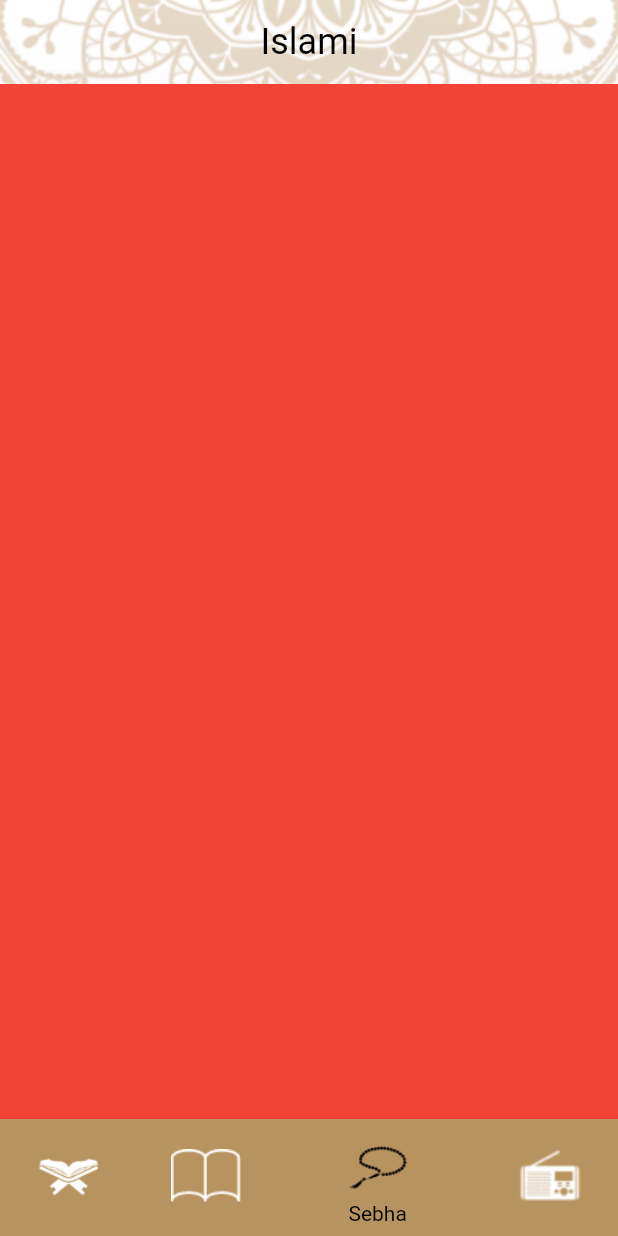
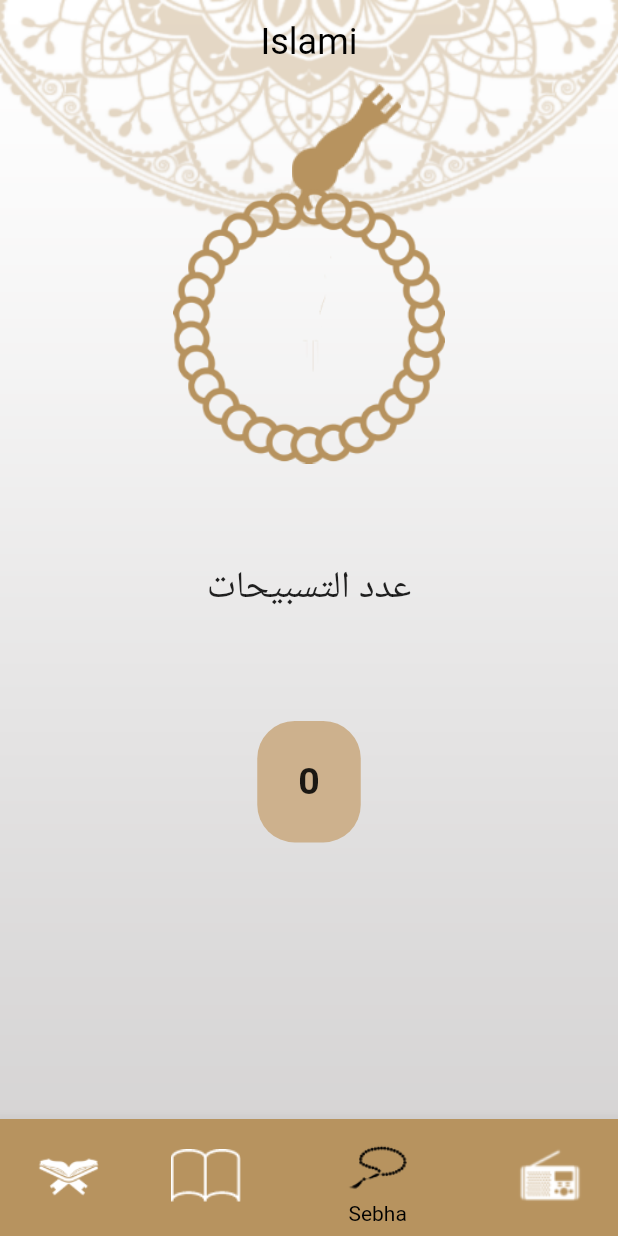
Before and after one commit to mohamednabiltraining/islami-sat-c4, a Flutter app: the screen it shows after launch, item 3 of the bottom bar chosen, on a phone screen of 412 x 824 dp. Run offline on Flutter 3.47's test engine with Material 2 defaults, Android fonts, the phone set to English and light mode, and no system bars.

Commit message:
added sebaha tab

```diff
--- a/lib/home/sebha/SebhaTab.dart
+++ b/lib/home/sebha/SebhaTab.dart
@@ -1,10 +1,61 @@
+import 'dart:math'as math;
 import 'package:flutter/material.dart';
+import 'package:islami_sat/main.dart';
 
-class SebhaTab extends StatelessWidget {
+class SebhaTab extends StatefulWidget {
+  @override
+  State<SebhaTab> createState() => _SebhaTabState();
+}
+
+class _SebhaTabState extends State<SebhaTab> {
+  int cnt=0;
+  double degre=30;
+  double fan=0.0;
+
   @override
   Widget build(BuildContext context) {
-    return Container(
-      color: Colors.red,
+    return Column (children: [
+      Expanded(flex: 6,
+        child: Row(crossAxisAlignment: CrossAxisAlignment.start,mainAxisAlignment: MainAxisAlignment.center,children: [
+             Container(margin: EdgeInsets.only(),
+               child: Stack(alignment: Alignment.topCenter,
+                 children: [
+                   Transform.rotate(angle: fan,
+                     child: Container(margin: EdgeInsets.only(left: 50),height: 105,width: 105,child:
+            Image.asset('assets/images/head of seb7a.png',height: 105,width: 105,)
+                     ),
+                   ),
+    Transform.rotate(angle: fan,
+    child: Container(margin: EdgeInsets.only(top: 70),width: 234,height: 183,
+    child:  Image.asset('assets/images/body of seb7a.png',width: 234,height: 183),),)
+
+                 ],
+               ),
+             ),
+
+        ],),
+      )
+      ,
+      Expanded(flex: 2,child: Container(child: Text("عدد التسبيحات",style: TextStyle(fontSize: 25),)))
+      ,
+      Expanded(flex: 5,child: Column(
+        children: [
+          Container(alignment: Alignment.center,decoration: BoxDecoration(borderRadius: BorderRadius.all(Radius.circular(25)),color:const Color.fromARGB(
+              255, 205, 177, 141)),width: 69,height:81,
+            child: InkWell(onTap: (){
+              degre+=10;
+              fan=math.pi / 180 * degre;
+              cnt++;
+              setState(() {
+
+              });
+              },child: Text("${cnt}",style: TextStyle(fontSize: 25,fontWeight: FontWeight.bold),textAlign: TextAlign.center,),),),
+        ],
+      ),)
+    ],
     );
+
+
+
   }
 }
```
Also changed, not shown: assets/images/2.0x/body of seb7a@2x.png (added), assets/images/2.0x/head of seb7a@2x.png (added), assets/images/3.0x/body of seb7a@3x.png (added), assets/images/3.0x/head of seb7a@3x.png (added), assets/images/body of seb7a.png (added), assets/images/head of seb7a.png (added).
